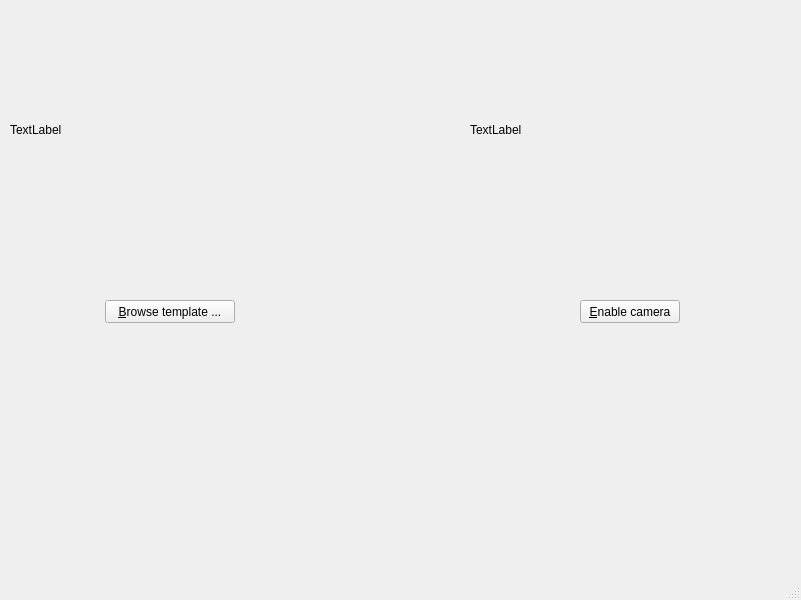
First picture: the form in SIFT_app.ui, repository byuantl/ENPH353_Lab4, before the edit.
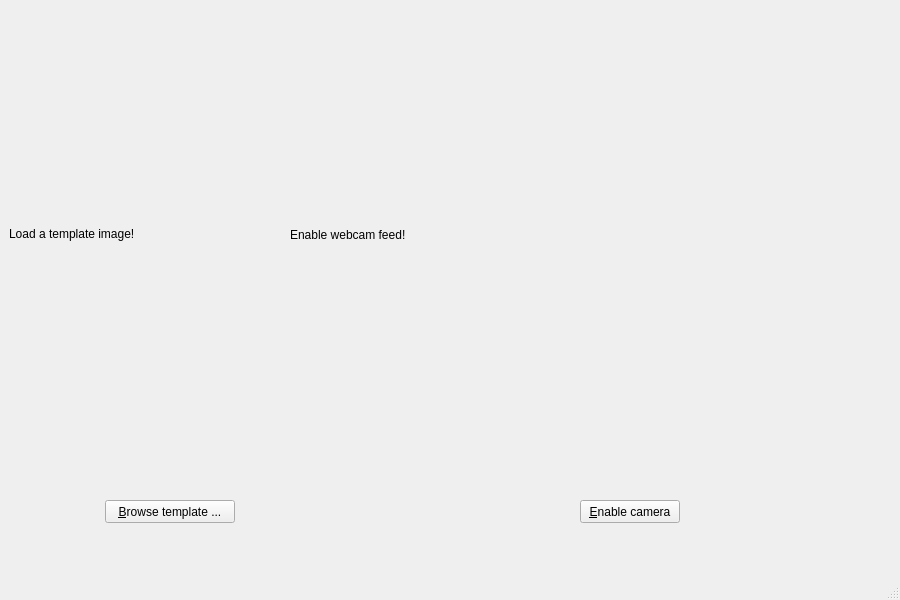
Second picture: the form after the edit.

Commit message: add: SIFT feature tracking

```diff
--- a/SIFT_app.ui
+++ b/SIFT_app.ui
@@ -6,7 +6,7 @@
    <rect>
     <x>0</x>
     <y>0</y>
-    <width>801</width>
+    <width>900</width>
     <height>600</height>
    </rect>
   </property>
@@ -18,7 +18,7 @@
     <property name="geometry">
      <rect>
       <x>105</x>
-      <y>300</y>
+      <y>500</y>
       <width>130</width>
       <height>23</height>
      </rect>
@@ -37,7 +37,7 @@
     <property name="geometry">
      <rect>
       <x>580</x>
-      <y>300</y>
+      <y>500</y>
       <width>100</width>
       <height>23</height>
      </rect>
@@ -49,27 +49,27 @@
    <widget class="QLabel" name="template_label">
     <property name="geometry">
      <rect>
-      <x>10</x>
-      <y>10</y>
-      <width>320</width>
-      <height>240</height>
+      <x>9</x>
+      <y>9</y>
+      <width>281</width>
+      <height>450</height>
      </rect>
     </property>
     <property name="text">
-     <string>TextLabel</string>
+     <string>Load a template image!</string>
     </property>
    </widget>
    <widget class="QLabel" name="live_image_label">
     <property name="geometry">
      <rect>
-      <x>470</x>
+      <x>290</x>
       <y>10</y>
-      <width>320</width>
-      <height>240</height>
+      <width>600</width>
+      <height>450</height>
      </rect>
     </property>
     <property name="text">
-     <string>TextLabel</string>
+     <string>Enable webcam feed!</string>
     </property>
    </widget>
   </widget>
```
Left out of the diff: 4 changed lines with no effect on the pictures. The commit also changes 1 other file.
